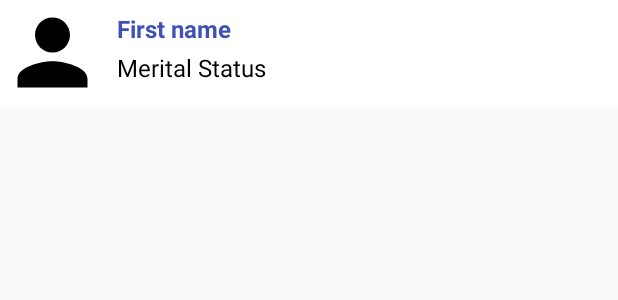
After one commit to BhadrakaliSoftware/Balark-Connection, an Android app: the layout fragment_personitem.xml on its own in the app's theme, with its tools: preview values and no code run, on a phone screen of 412 x 824 dp. The commit adds this screen. Shown: the top 300 px of the screen. Run offline under Robolectric (Android 15) with nearby library versions, the phone set to English and light mode, and no system bars.

Commit message:
-> Updated code to list user after successfull login. Updated the Edit Profile to Update user info.

```diff
--- a/app/src/main/java/com/bhadrasoft/balarkconnection/EditProfileActivity.java
+++ b/app/src/main/java/com/bhadrasoft/balarkconnection/EditProfileActivity.java
@@ -159,7 +159,7 @@ public class EditProfileActivity extends AppCompatActivity implements View.OnCli
     private void updateUI(User user) {
         this.etFirstName.setText(checkforNull(user.getFirstName()).toString());
         this.etLastName.setText(checkforNull(user.getLastName()).toString());
-        this.etMiddleName.setText(checkforNull(user.getLastName()).toString());
+        this.etMiddleName.setText(checkforNull(user.getMiddleName()).toString());
         this.etBirthPlace.setText(checkforNull(user.getBirthPlace()).toString());
         this.etBloodGroup.setText(checkforNull(user.getBloodGroup()).toString());
         this.etNative.setText(checkforNull(user.getNativePlace()).toString());
--- a/app/src/main/res/layout/activity_registration.xml
+++ b/app/src/main/res/layout/activity_registration.xml
@@ -22,6 +22,7 @@
                 android:layout_width="match_parent"
                 android:layout_height="wrap_content"
                 android:hint="@string/hint_first_name"
+                android:lines="1"
                 android:textSize="16sp" />
 
         </android.support.design.widget.TextInputLayout>
@@ -36,6 +37,7 @@
                 android:layout_width="match_parent"
                 android:layout_height="wrap_content"
                 android:hint="@string/hint_lastname"
+                android:lines="1"
                 android:textSize="16sp" />
 
         </android.support.design.widget.TextInputLayout>
@@ -50,6 +52,7 @@
                 android:layout_width="match_parent"
                 android:layout_height="wrap_content"
                 android:hint="@string/hint_middlename"
+                android:lines="1"
                 android:textSize="16sp" />
 
         </android.support.design.widget.TextInputLayout>
@@ -64,6 +67,7 @@
                 android:layout_width="match_parent"
                 android:layout_height="wrap_content"
                 android:hint="@string/hint_email"
+                android:lines="1"
                 android:textSize="16sp" />
 
         </android.support.design.widget.TextInputLayout>
@@ -78,6 +82,7 @@
                 android:layout_width="match_parent"
                 android:layout_height="wrap_content"
                 android:hint="@string/hint_dob"
+                android:lines="1"
                 android:textSize="16sp" />
 
         </android.support.design.widget.TextInputLayout>
@@ -92,6 +97,7 @@
                 android:layout_width="match_parent"
                 android:layout_height="wrap_content"
                 android:hint="@string/hint_password"
+                android:lines="1"
                 android:textSize="16sp" />
 
         </android.support.design.widget.TextInputLayout>
--- /dev/null
+++ b/app/src/main/res/layout/fragment_personitem.xml
@@ -0,0 +1,45 @@
+<?xml version="1.0" encoding="utf-8"?>
+<LinearLayout xmlns:android="http://schemas.android.com/apk/res/android"
+    android:layout_width="match_parent"
+    android:layout_height="wrap_content"
+    android:background="@color/colorWhite"
+    android:orientation="horizontal">
+
+
+    <ImageView
+        android:layout_width="70dp"
+        android:layout_height="70dp"
+        android:src="@drawable/ic_menu_profile" />
+
+    <LinearLayout
+        android:layout_width="0dp"
+        android:layout_height="wrap_content"
+        android:layout_weight="1"
+        android:orientation="vertical">
+
+        <TextView
+            android:id="@+id/fragment_personitem_fullname"
+            android:layout_marginLeft="8dp"
+            android:layout_marginTop="8dp"
+            android:layout_width="match_parent"
+            android:layout_height="wrap_content"
+            android:text="@string/hint_first_name"
+            android:textAppearance="?attr/textAppearanceListItem"
+            android:textColor="@color/colorPrimary"
+            android:textStyle="bold"
+            android:visibility="visible" />
+
+        <TextView
+            android:id="@+id/fragment_personitem_status"
+            android:layout_width="match_parent"
+            android:layout_height="wrap_content"
+            android:layout_marginTop="4dp"
+            android:layout_marginLeft="8dp"
+            android:text="@string/hint_merital_status"
+            android:textAppearance="?attr/textAppearanceListItem"
+            android:textColor="@color/colorBlack"
+            android:visibility="visible" />
+
+    </LinearLayout>
+
+</LinearLayout>
--- a/app/src/main/res/values/colors.xml
+++ b/app/src/main/res/values/colors.xml
@@ -6,4 +6,5 @@
     <color name="colorWhite">#ffffff</color>
     <color name="orange">#E67E22</color>
     <color name="color_red">#A52714</color>
+    <color name="colorBlack">#000000</color>
 </resources>
--- a/app/src/main/res/values/dimens.xml
+++ b/app/src/main/res/values/dimens.xml
@@ -5,4 +5,5 @@
     <dimen name="nav_header_vertical_spacing">8dp</dimen>
     <dimen name="nav_header_height">176dp</dimen>
     <dimen name="fab_margin">16dp</dimen>
+    <dimen name="text_margin">16dp</dimen>
 </resources>
```
Also changed, not shown: app/build.gradle (+3 -4 lines), app/src/main/java/com/bhadrasoft/balarkconnection/MainActivity.java (+5 -2 lines), app/src/main/java/com/bhadrasoft/balarkconnection/MyPersonItemRecyclerViewAdapter.java (added, +79 -0 lines), app/src/main/java/com/bhadrasoft/balarkconnection/PersonListFragment.java (added, +140 -0 lines), app/src/main/java/com/bhadrasoft/balarkconnection/RegistrationActivity.java (+6 -7 lines), app/src/main/java/com/bhadrasoft/balarkconnection/models/User.java (+8 -8 lines), app/src/main/res/layout/activity_edit_profile.xml (+9 -0 lines), app/src/main/res/layout/content_main.xml (+12 -0 lines), app/src/main/res/layout/fragment_personitem_list.xml (added, +23 -0 lines).
